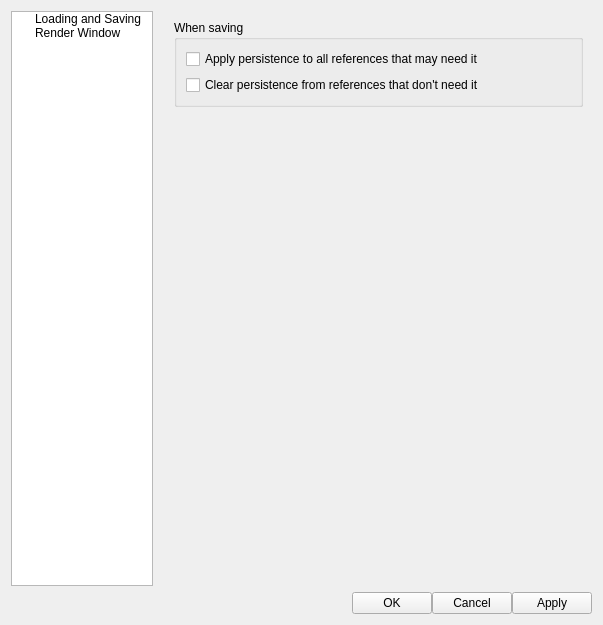
Before: the Qt Designer form native/src/DovahKit/ui/options_window/options_window.ui in DavidJCobb/DovahKit, drawn with Qt 5.
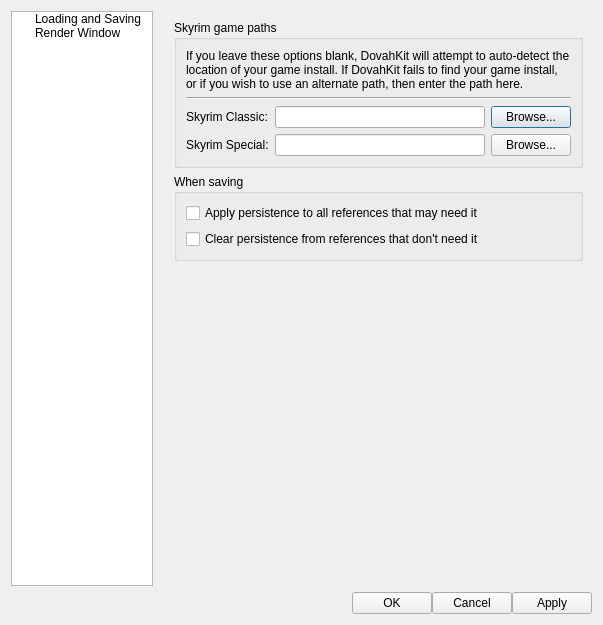
After: the same form once the commit is applied. Icons and pictures are not drawn.

Commit message:
Ability to override game path
DovahKit now allows you to override the logic it uses to auto-detect the game installation path. It should also actively suggest that you do this, in the Load window, if no ESP/ESM/ESL files are found. (The text isn't properly vertically centered. One of the Qt APIs I'm using for this is straight-up busted; I don't know which; and I don't feel that that should even be my problem. The text is legible; that's all that matters.)

Bumped version number to v0.1.1.

What changed in the file:
```diff
--- a/native/src/DovahKit/ui/options_window/options_window.ui
+++ b/native/src/DovahKit/ui/options_window/options_window.ui
@@ -67,7 +67,7 @@
      </property>
      <widget class="QWidget" name="pageTESData">
       <layout class="QGridLayout" name="gridLayout_7">
-       <item row="0" column="0">
+       <item row="1" column="0">
         <widget class="QGroupBox" name="groupBox_5">
          <property name="title">
           <string>When saving</string>
@@ -90,7 +90,7 @@
          </layout>
         </widget>
        </item>
-       <item row="1" column="0">
+       <item row="2" column="0">
         <spacer name="verticalSpacer_2">
          <property name="orientation">
           <enum>Qt::Vertical</enum>
@@ -103,6 +103,72 @@
          </property>
         </spacer>
        </item>
+       <item row="0" column="0">
+        <widget class="QGroupBox" name="groupBox_6">
+         <property name="title">
+          <string>Skyrim game paths</string>
+         </property>
+         <layout class="QGridLayout" name="gridLayout_9">
+          <item row="2" column="0">
+           <widget class="QLabel" name="label_16">
+            <property name="text">
+             <string>Skyrim Classic:</string>
+            </property>
+            <property name="buddy">
+             <cstring>gamePathClassic</cstring>
+            </property>
+           </widget>
+          </item>
+          <item row="2" column="1">
+           <widget class="QLineEdit" name="gamePathClassic"/>
+          </item>
+          <item row="3" column="0">
+           <widget class="QLabel" name="label_17">
+            <property name="text">
+             <string>Skyrim Special:</string>
+            </property>
+            <property name="buddy">
+             <cstring>gamePathSpecial</cstring>
+            </property>
+           </widget>
+          </item>
+          <item row="3" column="1">
+           <widget class="QLineEdit" name="gamePathSpecial"/>
+          </item>
+          <item row="2" column="2">
+           <widget class="QPushButton" name="gamePathClassicBrowse">
+            <property name="text">
+             <string>Browse...</string>
+            </property>
+           </widget>
+          </item>
+          <item row="3" column="2">
+           <widget class="QPushButton" name="gamePathSpecialBrowse">
+            <property name="text">
+             <string>Browse...</string>
+            </property>
+           </widget>
+          </item>
+          <item row="1" column="0" colspan="3">
+           <widget class="Line" name="line_2">
+            <property name="orientation">
+             <enum>Qt::Orientation::Horizontal</enum>
+            </property>
+           </widget>
+          </item>
+          <item row="0" column="0" colspan="3">
+           <widget class="QLabel" name="label_15">
+            <property name="text">
+             <string>If you leave these options blank, DovahKit will attempt to auto-detect the location of your game install. If DovahKit fails to find your game install, or if you wish to use an alternate path, then enter the path here.</string>
+            </property>
+            <property name="wordWrap">
+             <bool>true</bool>
+            </property>
+           </widget>
+          </item>
+         </layout>
+        </widget>
+       </item>
       </layout>
      </widget>
      <widget class="QWidget" name="pageRenderWindow">
```
Left out of the diff: 53 changed lines with no effect on the pictures. The commit also changes 7 other files.
